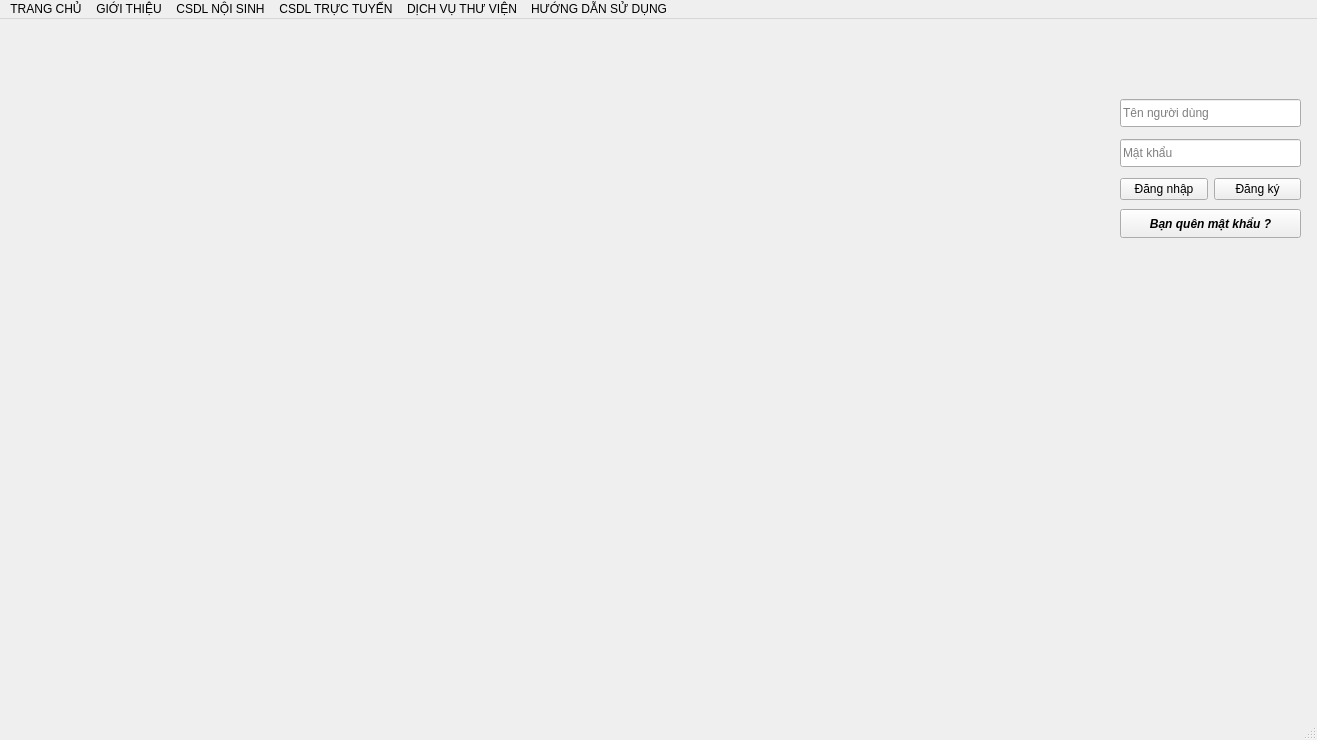
The window that pbl2.ui (thanhtrung411/PBL2_new) describes before a commit, drawn with Qt 5.
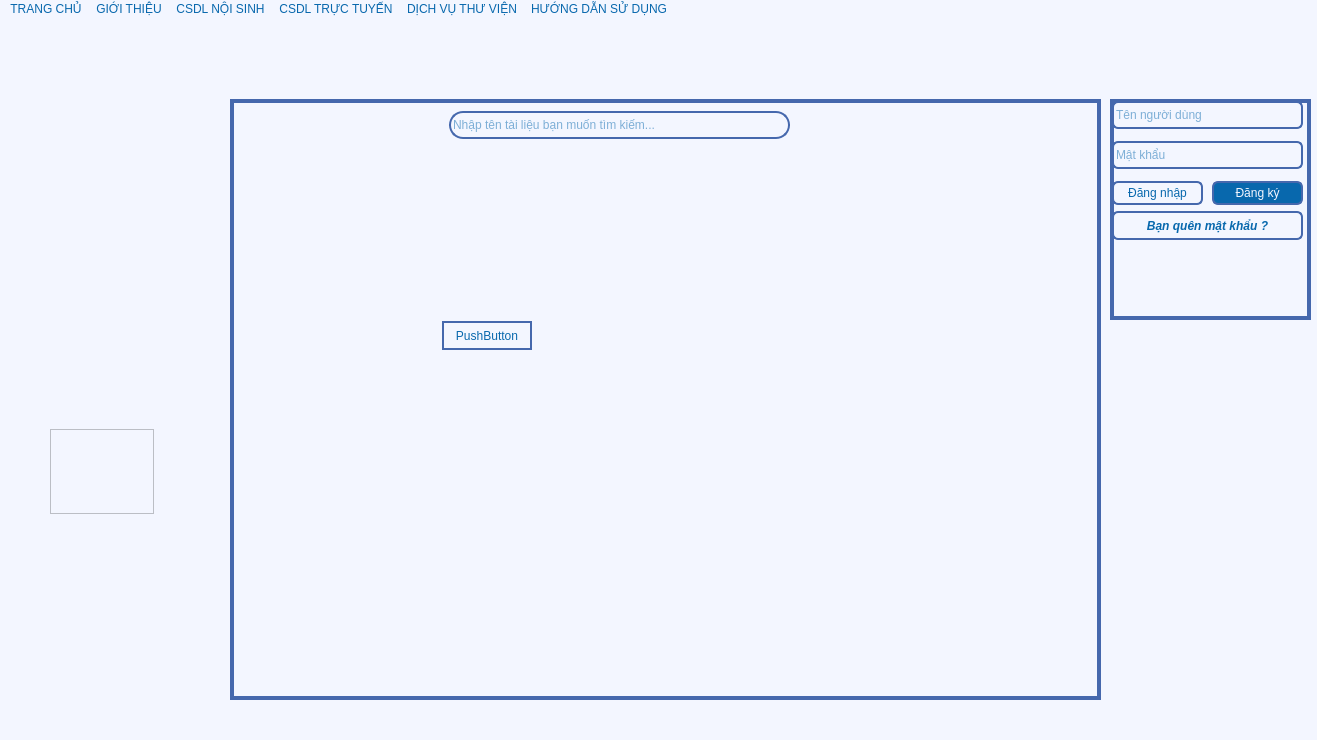
The same window after the commit. The open tabs and pages were chosen to show the change.

```diff
--- a/pbl2.ui
+++ b/pbl2.ui
@@ -18,116 +18,320 @@
   <property name="windowTitle">
    <string>pbl2</string>
   </property>
+  <property name="autoFillBackground">
+   <bool>false</bool>
+  </property>
+  <property name="styleSheet">
+   <string notr="true">QWidget { background: rgb(243, 246, 255);color: rgb(8, 104, 173)}</string>
+  </property>
   <widget class="QWidget" name="centralwidget">
-   <widget class="QLineEdit" name="ten_nguoi_dung_input">
+   <widget class="QStackedWidget" name="vung_hien_thi">
     <property name="geometry">
      <rect>
-      <x>1120</x>
+      <x>230</x>
       <y>80</y>
-      <width>181</width>
-      <height>28</height>
+      <width>871</width>
+      <height>601</height>
      </rect>
     </property>
-    <property name="accessibleName">
-     <string/>
+    <property name="styleSheet">
+     <string notr="true">
+  border: 2px solid rgb(69, 104, 173);
+
+</string>
     </property>
-    <property name="inputMask">
-     <string/>
+    <property name="currentIndex">
+     <number>0</number>
     </property>
-    <property name="text">
-     <string/>
-    </property>
-    <property name="dragEnabled">
-     <bool>true</bool>
-    </property>
-    <property name="placeholderText">
-     <string>Tên người dùng</string>
-    </property>
+    <widget class="QWidget" name="trang_chu">
+     <widget class="QPushButton" name="pushButton">
+      <property name="geometry">
+       <rect>
+        <x>210</x>
+        <y>220</y>
+        <width>90</width>
+        <height>29</height>
+       </rect>
+      </property>
+      <property name="text">
+       <string>PushButton</string>
+      </property>
+     </widget>
+     <widget class="QLineEdit" name="search_input">
+      <property name="geometry">
+       <rect>
+        <x>217</x>
+        <y>10</y>
+        <width>341</width>
+        <height>28</height>
+       </rect>
+      </property>
+      <property name="styleSheet">
+       <string notr="true">  background: rgb(243, 246, 255);
+  color: rgb(8, 104, 173);
+  border: 2px solid rgb(69, 104, 173);
+  border-radius: 14px;
+</string>
+      </property>
+      <property name="placeholderText">
+       <string>Nhập tên tài liệu bạn muốn tìm kiếm...</string>
+      </property>
+     </widget>
+    </widget>
+    <widget class="QWidget" name="page_2"/>
    </widget>
-   <widget class="QLineEdit" name="mat_khau_input">
+   <widget class="QStackedWidget" name="info">
     <property name="geometry">
      <rect>
-      <x>1120</x>
-      <y>120</y>
-      <width>181</width>
-      <height>28</height>
+      <x>1110</x>
+      <y>80</y>
+      <width>201</width>
+      <height>221</height>
      </rect>
     </property>
-    <property name="accessibleName">
-     <string/>
+    <property name="styleSheet">
+     <string notr="true">  border: 2px solid rgb(69, 104, 173);</string>
     </property>
-    <property name="inputMask">
-     <string/>
+    <property name="currentIndex">
+     <number>1</number>
     </property>
-    <property name="text">
-     <string/>
-    </property>
-    <property name="echoMode">
-     <enum>QLineEdit::EchoMode::Password</enum>
-    </property>
-    <property name="dragEnabled">
-     <bool>true</bool>
-    </property>
-    <property name="placeholderText">
-     <string>Mật khẩu</string>
-    </property>
+    <widget class="QWidget" name="page">
+     <widget class="QPushButton" name="quen_mat_khau_button">
+      <property name="enabled">
+       <bool>true</bool>
+      </property>
+      <property name="geometry">
+       <rect>
+        <x>0</x>
+        <y>110</y>
+        <width>191</width>
+        <height>29</height>
+       </rect>
+      </property>
+      <property name="font">
+       <font>
+        <italic>true</italic>
+        <bold>true</bold>
+        <underline>false</underline>
+        <strikeout>false</strikeout>
+        <stylestrategy>PreferDefault</stylestrategy>
+        <hintingpreference>PreferDefaultHinting</hintingpreference>
+       </font>
+      </property>
+      <property name="cursor">
+       <cursorShape>PointingHandCursor</cursorShape>
+      </property>
+      <property name="styleSheet">
+       <string notr="true">QPushButton {
+  background: rgb(243, 246, 255);
+  color: rgb(8, 104, 173);
+  border: 2px solid rgb(69, 104, 173);
+  border-radius: 6px;
+}</string>
+      </property>
+      <property name="text">
+       <string>Bạn quên mật khẩu ?</string>
+      </property>
+      <property name="shortcut">
+       <string/>
+      </property>
+     </widget>
+     <widget class="QLineEdit" name="mat_khau_input">
+      <property name="geometry">
+       <rect>
+        <x>0</x>
+        <y>40</y>
+        <width>191</width>
+        <height>28</height>
+       </rect>
+      </property>
+      <property name="accessibleName">
+       <string/>
+      </property>
+      <property name="styleSheet">
+       <string notr="true">QLineEdit {
+  background: rgb(243, 246, 255);
+  color: rgb(8, 104, 173);
+  border: 2px solid rgb(69, 104, 173);
+  border-radius: 6px;
+}</string>
+      </property>
+      <property name="inputMask">
+       <string/>
+      </property>
+      <property name="text">
+       <string/>
+      </property>
+      <property name="echoMode">
+       <enum>QLineEdit::EchoMode::Password</enum>
+      </property>
+      <property name="dragEnabled">
+       <bool>true</bool>
+      </property>
+      <property name="placeholderText">
+       <string>Mật khẩu</string>
+      </property>
+     </widget>
+     <widget class="QLineEdit" name="ten_nguoi_dung_input">
+      <property name="geometry">
+       <rect>
+        <x>0</x>
+        <y>0</y>
+        <width>191</width>
+        <height>28</height>
+       </rect>
+      </property>
+      <property name="accessibleName">
+       <string/>
+      </property>
+      <property name="styleSheet">
+       <string notr="true">QLineEdit {
+  background: rgb(243, 246, 255);
+  color: rgb(8, 104, 173);
+  border: 2px solid rgb(69, 104, 173);
+  border-radius: 6px;
+}</string>
+      </property>
+      <property name="inputMask">
+       <string/>
+      </property>
+      <property name="text">
+       <string/>
+      </property>
+      <property name="dragEnabled">
+       <bool>true</bool>
+      </property>
+      <property name="placeholderText">
+       <string>Tên người dùng</string>
+      </property>
+     </widget>
+     <widget class="QPushButton" name="dang_ky_button">
+      <property name="geometry">
+       <rect>
+        <x>100</x>
+        <y>80</y>
+        <width>91</width>
+        <height>24</height>
+       </rect>
+      </property>
+      <property name="styleSheet">
+       <string notr="true">QPushButton {
+  background:  rgb(8, 104, 173);
+  color: rgb(243, 246, 255);
+  border: 2px solid rgb(69, 104, 173);
+  border-radius: 6px;
+}</string>
+      </property>
+      <property name="text">
+       <string>Đăng ký</string>
+      </property>
+     </widget>
+     <widget class="QPushButton" name="dang_nhap_button">
+      <property name="geometry">
+       <rect>
+        <x>0</x>
+        <y>80</y>
+        <width>91</width>
+        <height>24</height>
+       </rect>
+      </property>
+      <property name="styleSheet">
+       <string notr="true">QPushButton {
+  background: rgb(243, 246, 255);
+  color: rgb(8, 104, 173);
+  border: 2px solid rgb(69, 104, 173);
+  border-radius: 6px;
+}</string>
+      </property>
+      <property name="text">
+       <string>Đăng nhập</string>
+      </property>
+     </widget>
+    </widget>
+    <widget class="QWidget" name="page_3">
+     <widget class="QWidget" name="verticalLayoutWidget">
+      <property name="geometry">
+       <rect>
+        <x>0</x>
+        <y>0</y>
+        <width>201</width>
+        <height>201</height>
+       </rect>
+      </property>
+      <layout class="QVBoxLayout" name="verticalLayout">
+       <item>
+        <widget class="QLabel" name="label">
+         <property name="enabled">
+          <bool>true</bool>
+         </property>
+         <property name="font">
+          <font>
+           <bold>false</bold>
+           <stylestrategy>PreferDefault</stylestrategy>
+           <hintingpreference>PreferFullHinting</hintingpreference>
+          </font>
+         </property>
+         <property name="cursor">
+          <cursorShape>ArrowCursor</cursorShape>
+         </property>
+         <property name="mouseTracking">
+          <bool>false</bool>
+         </property>
+         <property name="tabletTracking">
+          <bool>false</bool>
+         </property>
+         <property name="layoutDirection">
+          <enum>Qt::LayoutDirection::LeftToRight</enum>
+         </property>
+         <property name="text">
+          <string>Xin chào</string>
+         </property>
+         <property name="scaledContents">
+          <bool>false</bool>
+         </property>
+         <property name="alignment">
+          <set>Qt::AlignmentFlag::AlignLeading|Qt::AlignmentFlag::AlignLeft|Qt::AlignmentFlag::AlignTop</set>
+         </property>
+         <property name="wordWrap">
+          <bool>true</bool>
+         </property>
+         <property name="openExternalLinks">
+          <bool>false</bool>
+         </property>
+        </widget>
+       </item>
+       <item>
+        <widget class="QPushButton" name="pushButton_2">
+         <property name="text">
+          <string>PushButton</string>
+         </property>
+        </widget>
+       </item>
+       <item>
+        <spacer name="verticalSpacer">
+         <property name="orientation">
+          <enum>Qt::Orientation::Vertical</enum>
+         </property>
+         <property name="sizeHint" stdset="0">
+          <size>
+           <width>128</width>
+           <height>57</height>
+          </size>
+         </property>
+        </spacer>
+       </item>
+      </layout>
+     </widget>
+    </widget>
    </widget>
-   <widget class="QWidget" name="horizontalLayoutWidget">
+   <widget class="QPlainTextEdit" name="plainTextEdit">
     <property name="geometry">
      <rect>
-      <x>1120</x>
-      <y>150</y>
-      <width>181</width>
-      <height>41</height>
+      <x>50</x>
+      <y>410</y>
+      <width>104</width>
+      <height>85</height>
      </rect>
-    </property>
-    <layout class="QHBoxLayout" name="horizontalLayout">
-     <item>
-      <widget class="QPushButton" name="dang_nhap_button">
-       <property name="text">
-        <string>Đăng nhập</string>
-       </property>
-      </widget>
-     </item>
-     <item>
-      <widget class="QPushButton" name="dang_ky_button">
-       <property name="text">
-        <string>Đăng ký</string>
-       </property>
-      </widget>
-     </item>
-    </layout>
-   </widget>
-   <widget class="QPushButton" name="quen_mat_khau_button">
-    <property name="enabled">
-     <bool>true</bool>
-    </property>
-    <property name="geometry">
-     <rect>
-      <x>1120</x>
-      <y>190</y>
-      <width>181</width>
-      <height>29</height>
-     </rect>
-    </property>
-    <property name="font">
-     <font>
-      <italic>true</italic>
-      <bold>true</bold>
-      <underline>false</underline>
-      <strikeout>false</strikeout>
-      <stylestrategy>PreferDefault</stylestrategy>
-      <hintingpreference>PreferDefaultHinting</hintingpreference>
-     </font>
-    </property>
-    <property name="cursor">
-     <cursorShape>PointingHandCursor</cursorShape>
-    </property>
-    <property name="text">
-     <string>Bạn quên mật khẩu ?</string>
-    </property>
-    <property name="shortcut">
-     <string/>
     </property>
    </widget>
   </widget>
```
